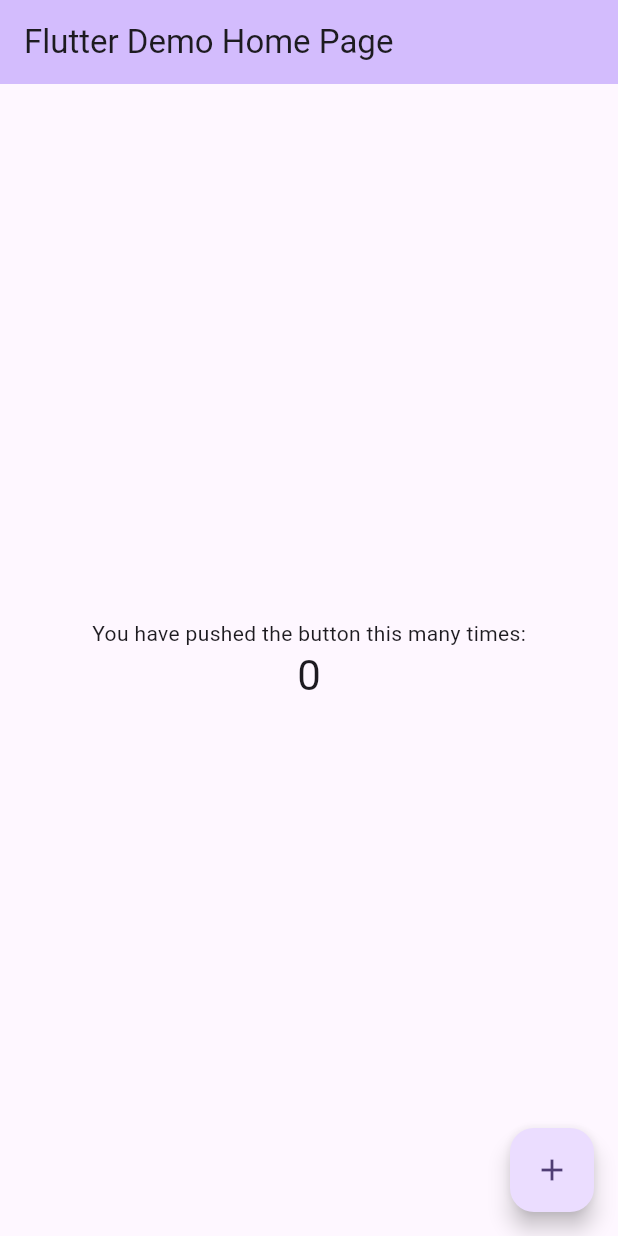
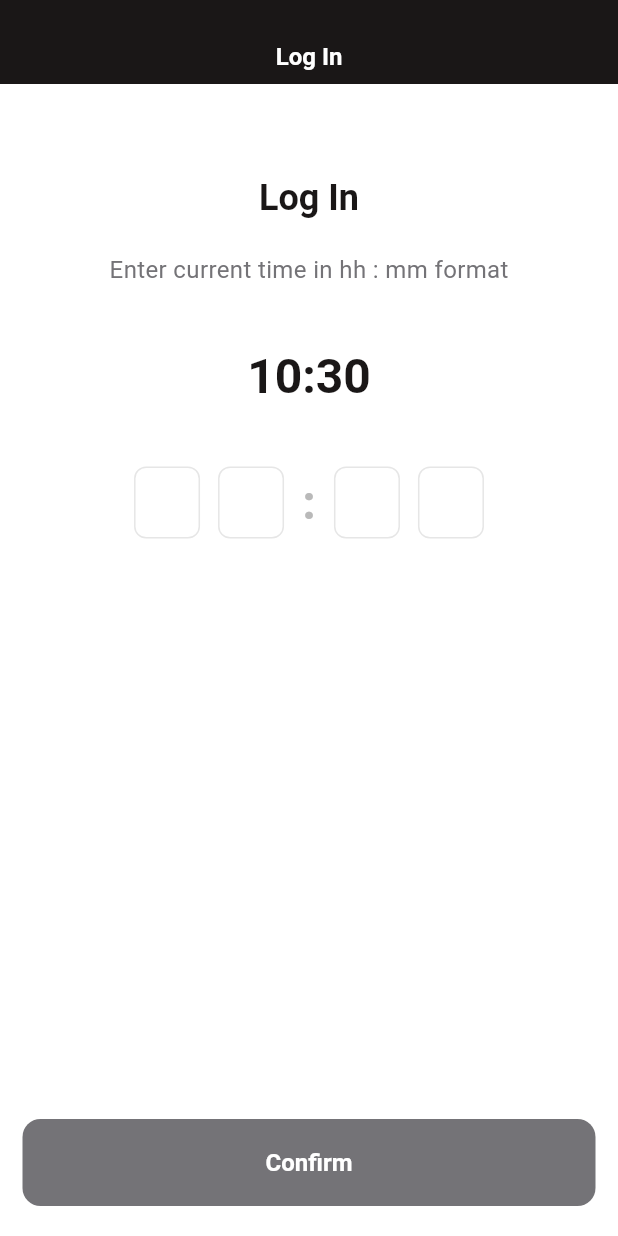
Before and after one commit to Sensornyy/noti, a Flutter app: the screen it shows after launch, on a phone screen of 412 x 824 dp. Run offline on Flutter 3.47's test engine with Material 3 defaults, Android fonts, the phone set to English and light mode, and no system bars; drawn by our look-alikes of pinput; our stand-ins replace flutter_bloc, freezed_annotation; generated files the repository leaves out were written again.

Commit message:
feature(auth): implement auth screen

```diff
--- /dev/null
+++ b/lib/core/shared_widgets/loading_indicator.dart
@@ -0,0 +1,11 @@
+import 'package:flutter/cupertino.dart';
+import 'package:noti/core/style/app_theme.dart';
+
+class LoadingIndicator extends StatelessWidget {
+  const LoadingIndicator({Key? key}) : super(key: key);
+
+  @override
+  Widget build(BuildContext context) {
+    return const CupertinoActivityIndicator(color: AppTheme.indicatorColor);
+  }
+}
--- /dev/null
+++ b/lib/core/shared_widgets/main_app_bar.dart
@@ -0,0 +1,22 @@
+import 'package:flutter/material.dart';
+
+class MainAppBar extends StatelessWidget implements PreferredSizeWidget {
+  const MainAppBar({required this.title, Key? key}) : super(key: key);
+
+  final String title;
+
+  static const double _topPadding = 20.0;
+
+  @override
+  Widget build(BuildContext context) {
+    return AppBar(
+      title: Padding(
+        padding: const EdgeInsets.only(top: _topPadding),
+        child: Text(title),
+      ),
+    );
+  }
+
+  @override
+  Size get preferredSize => const Size.fromHeight(kToolbarHeight);
+}
--- /dev/null
+++ b/lib/core/shared_widgets/main_button.dart
@@ -0,0 +1,32 @@
+import 'package:flutter/material.dart';
+
+class MainButton extends StatelessWidget {
+  const MainButton({required this.onPressed, required this.child, Key? key}) : super(key: key);
+
+  final void Function()? onPressed;
+  final Widget child;
+
+  static const double _height = 58.0;
+  static const double _borderRadius = 12.0;
+  static const double _padding = 15.0;
+
+  @override
+  Widget build(BuildContext context) {
+    return Padding(
+      padding: const EdgeInsets.symmetric(horizontal: _padding),
+      child: SizedBox(
+        height: _height,
+        width: double.infinity,
+        child: ElevatedButton(
+          style: ElevatedButton.styleFrom(
+            shape: RoundedRectangleBorder(
+              borderRadius: BorderRadius.circular(_borderRadius),
+            ),
+          ),
+          onPressed: onPressed,
+          child: child,
+        ),
+      ),
+    );
+  }
+}
--- /dev/null
+++ b/lib/features/auth/bloc/auth_bloc.dart
@@ -0,0 +1,40 @@
+import 'package:flutter_bloc/flutter_bloc.dart';
+import 'package:freezed_annotation/freezed_annotation.dart';
+import 'package:intl/intl.dart';
+
+part 'auth_event.dart';
+
+part 'auth_state.dart';
+
+part 'auth_bloc.freezed.dart';
+
+class AuthBloc extends Bloc<AuthEvent, AuthState> {
+  AuthBloc() : super(const AuthState.disabled()) {
+    const formatter = 'HHmm';
+    const duration = 750;
+    const pinLength = 4;
+
+    on<AuthEvent>((event, emit) async {
+      await event.when(logIn: (pin) async {
+        emit(const AuthState.loading());
+
+        DateTime now = DateTime.now();
+        String formattedTime = DateFormat(formatter).format(now);
+
+        await Future.delayed(const Duration(milliseconds: duration));
+
+        if (formattedTime == pin) {
+          emit(const AuthState.success());
+        } else {
+          emit(const AuthState.error());
+        }
+      }, toggle: (pin) {
+        if (pin.length < pinLength) {
+          emit(const AuthState.disabled());
+        } else {
+          emit(const AuthState.enabled());
+        }
+      });
+    });
+  }
+}
--- /dev/null
+++ b/lib/features/auth/bloc/auth_event.dart
@@ -0,0 +1,8 @@
+part of 'auth_bloc.dart';
+
+@freezed
+class AuthEvent with _$AuthEvent {
+  const factory AuthEvent.logIn(String pin) = _LogIn;
+
+  const factory AuthEvent.toggle(String pin) = _Toggle;
+}
--- /dev/null
+++ b/lib/features/auth/bloc/auth_state.dart
@@ -0,0 +1,14 @@
+part of 'auth_bloc.dart';
+
+@freezed
+class AuthState with _$AuthState {
+  const factory AuthState.loading() = _Loading;
+
+  const factory AuthState.disabled() = _Disabled;
+
+  const factory AuthState.enabled() = _Enabled;
+
+  const factory AuthState.error() = _Error;
+
+  const factory AuthState.success() = _Success;
+}
--- /dev/null
+++ b/lib/features/auth/screens/auth_screen.dart
@@ -0,0 +1,103 @@
+import 'package:flutter/cupertino.dart';
+import 'package:flutter/material.dart';
+import 'package:flutter_bloc/flutter_bloc.dart';
+import 'package:noti/core/shared_widgets/loading_indicator.dart';
+import 'package:noti/core/shared_widgets/main_app_bar.dart';
+import 'package:noti/core/shared_widgets/main_button.dart';
+import 'package:noti/core/style/app_theme.dart';
+import 'package:noti/features/auth/bloc/auth_bloc.dart';
+import 'package:noti/features/auth/widgets/error_bar_widget.dart';
+import 'package:noti/features/auth/widgets/pinput_widget.dart';
+import 'package:noti/features/auth/widgets/current_time_widget.dart';
+
+class AuthScreen extends StatelessWidget {
+  AuthScreen({Key? key}) : super(key: key);
+
+  static const String _title = 'Log In';
+  static const String _subtitle = 'Enter current time in hh : mm format';
+  static const double _subtitleSize = 16.0;
+  static const double _titlePadding = 60.0;
+  static const double _subtitlePadding = 20.0;
+  static const double _timePadding = 40.0;
+  final TextEditingController controller = TextEditingController();
+
+  @override
+  Widget build(BuildContext context) {
+    print('Build');
+    final authBloc = BlocProvider.of<AuthBloc>(context);
+
+    return SafeArea(
+      child: Scaffold(
+        appBar: const MainAppBar(
+          title: _title,
+        ),
+        body: Stack(
+          children: [
+            Center(
+              child: Column(
+                crossAxisAlignment: CrossAxisAlignment.center,
+                children: [
+                  Padding(
+                    padding: const EdgeInsets.only(top: _titlePadding),
+                    child: Text(
+                      _title,
+                      style: Theme.of(context).textTheme.headlineSmall,
+                    ),
+                  ),
+                  Padding(
+                    padding: const EdgeInsets.only(top: _subtitlePadding),
+                    child: Text(
+                      _subtitle,
+                      style: AppTheme.greyTextStyle.copyWith(fontSize: _subtitleSize),
+                    ),
+                  ),
+                  const Padding(
+                    padding: EdgeInsets.symmetric(vertical: _timePadding),
+                    child: CurrentTimeWidget(),
+                  ),
+                  PinputWidget(controller: controller),
+                ],
+              ),
+            ),
+            BlocBuilder<AuthBloc, AuthState>(
+              builder: (context, state) {
+                return state.maybeWhen(
+                  error: () => const Align(
+                    alignment: Alignment.bottomCenter,
+                    child: Padding(
+                      padding: EdgeInsets.only(bottom: AppTheme.errorBarPadding),
+                      child: ErrorBarWidget(),
+                    ),
+                  ),
+                  orElse: () => const SizedBox.shrink(),
+                );
+              },
+            ),
+            Align(
+              alignment: Alignment.bottomCenter,
+              child: Padding(
+                padding: const EdgeInsets.only(bottom: AppTheme.elevatedButtonPadding),
+                child: BlocBuilder<AuthBloc, AuthState>(
+                  builder: (context, state) {
+                    return MainButton(
+                      onPressed: state.maybeWhen(
+                        disabled: () => null,
+                        enabled: () => () => authBloc.add(AuthEvent.logIn(controller.text)),
+                        orElse: () => () {},
+                      ),
+                      child: state.maybeWhen(
+                        loading: () => const LoadingIndicator(),
+                        success: () => const Text('Success'),
+                        orElse: () => const Text('Confirm'),
+                      ),
+                    );
+                  },
+                ),
+              ),
+            ),
+          ],
+        ),
+      ),
+    );
+  }
+}
--- /dev/null
+++ b/lib/features/auth/widgets/current_time_widget.dart
@@ -0,0 +1,52 @@
+import 'dart:async';
+
+import 'package:flutter/material.dart';
+import 'package:intl/intl.dart';
+
+class CurrentTimeWidget extends StatefulWidget {
+  const CurrentTimeWidget({Key? key}) : super(key: key);
+
+  @override
+  State<CurrentTimeWidget> createState() => _CurrentTimeWidgetState();
+}
+
+class _CurrentTimeWidgetState extends State<CurrentTimeWidget> {
+  static const String dateFormat = 'HH:mm';
+  static const int duration = 1;
+
+  late DateTime currentTime;
+  late String formattedTime;
+  late int previousMinute;
+  late Timer timer;
+
+  @override
+  void initState() {
+    super.initState();
+    currentTime = DateTime.now();
+    previousMinute = currentTime.minute;
+    formattedTime = DateFormat(dateFormat).format(currentTime);
+    timer = Timer.periodic(const Duration(seconds: duration), (timer) {
+      currentTime = DateTime.now();
+      if (currentTime.minute != previousMinute) {
+        setState(() {
+          previousMinute = currentTime.minute;
+          formattedTime = DateFormat(dateFormat).format(currentTime);
+        });
+      }
+    });
+  }
+
+  @override
+  void dispose() {
+    timer.cancel();
+    super.dispose();
+  }
+
+  @override
+  Widget build(BuildContext context) {
+    return Text(
+      formattedTime,
+      style: Theme.of(context).textTheme.headlineLarge,
+    );
+  }
+}
--- /dev/null
+++ b/lib/features/auth/widgets/error_bar_widget.dart
@@ -0,0 +1,36 @@
+import 'package:flutter/material.dart';
+import 'package:noti/core/style/app_icons.dart';
+import 'package:noti/core/style/app_theme.dart';
+
+class ErrorBarWidget extends StatelessWidget {
+  const ErrorBarWidget({Key? key}) : super(key: key);
+
+  static const double _height = 48.0;
+  static const double _iconLeftPadding = 12.0;
+  static const double _iconRightPadding = 6.0;
+  static const String _errorText = 'The time is wrong. Try again.';
+
+  @override
+  Widget build(BuildContext context) {
+    return Container(
+      height: _height,
+      width: double.infinity,
+      color: AppTheme.errorBar,
+      child: const Row(
+        children: [
+          Padding(
+            padding: EdgeInsets.only(left: _iconLeftPadding, right: _iconRightPadding),
+            child: Icon(
+              AppIcons.error,
+              color: AppTheme.errorColor,
+            ),
+          ),
+          Text(
+            _errorText,
+            style: AppTheme.errorTextStyle,
+          )
+        ],
+      ),
+    );
+  }
+}
--- /dev/null
+++ b/lib/features/auth/widgets/pinput_widget.dart
@@ -0,0 +1,93 @@
+import 'package:flutter/cupertino.dart';
+import 'package:flutter/material.dart';
+import 'package:flutter/services.dart';
+import 'package:flutter_bloc/flutter_bloc.dart';
+import 'package:pinput/pinput.dart';
+import 'package:noti/core/style/app_theme.dart';
+import 'package:noti/features/auth/bloc/auth_bloc.dart';
+
+class PinputWidget extends StatefulWidget {
+  const PinputWidget({required this.controller, Key? key}) : super(key: key);
+
+  final TextEditingController controller;
+
+  @override
+  State<PinputWidget> createState() => _PinputExampleState();
+}
+
+class _PinputExampleState extends State<PinputWidget> {
+  static const double width = 44.0;
+  static const double height = 48.0;
+  static const double borderRadius = 8.0;
+  static const double separatorPadding = 12.0;
+  static const double separatorWidthOrRadius = 2.0;
+  static const double separatorHeight = 24.0;
+  static const int separatorIndex = 1;
+  static const String separator = ':';
+
+  final pinTheme = PinTheme(
+    width: width,
+    height: height,
+    textStyle: AppTheme.pinputTextStyle,
+    decoration: BoxDecoration(
+      borderRadius: BorderRadius.circular(borderRadius),
+      border: Border.all(color: AppTheme.pinputBorder),
+    ),
+  );
+
+  late final FocusNode focusNode;
+
+  @override
+  void initState() {
+    super.initState();
+    focusNode = FocusNode();
+  }
+
+  @override
+  void dispose() {
+    widget.controller.dispose();
+    focusNode.dispose();
+    super.dispose();
+  }
+
+  @override
+  Widget build(BuildContext context) {
+    final authBloc = BlocProvider.of<AuthBloc>(context);
+
+    return Column(
+      mainAxisAlignment: MainAxisAlignment.center,
+      children: [
+        Pinput(
+          inputFormatters: [FilteringTextInputFormatter.digitsOnly],
+          onTapOutside: (_) => focusNode.unfocus(),
+          onChanged: (pin) => authBloc.add(AuthEvent.toggle(pin)),
+          controller: widget.controller,
+          focusNode: focusNode,
+          defaultPinTheme: pinTheme,
+          separatorBuilder: (index) => index == separatorIndex
+              ? const Padding(
+                  padding: EdgeInsets.symmetric(horizontal: separatorPadding),
+                  child: Text(
+                    separator,
+                    style: AppTheme.pinputSeparatorStyle,
+                  ),
+                )
+              : const SizedBox(width: separatorPadding),
+          cursor: Container(
+            decoration: BoxDecoration(
+              color: AppTheme.textColor,
+              borderRadius: BorderRadius.circular(separatorWidthOrRadius),
+            ),
+            width: separatorWidthOrRadius,
+            height: separatorHeight,
+          ),
+          focusedPinTheme: pinTheme.copyWith(
+            decoration: pinTheme.decoration!.copyWith(
+              border: Border.all(color: AppTheme.pinputBorderFocused),
+            ),
+          ),
+        ),
+      ],
+    );
+  }
+}
--- a/lib/main.dart
+++ b/lib/main.dart
@@ -1,125 +1,28 @@
 import 'package:flutter/material.dart';
+import 'package:flutter_bloc/flutter_bloc.dart';
+import 'package:noti/core/style/app_theme.dart';
+import 'package:noti/features/auth/screens/auth_screen.dart';
 
-void main() {
-  runApp(const MyApp());
-}
+import 'features/auth/bloc/auth_bloc.dart';
 
-class MyApp extends StatelessWidget {
-  const MyApp({super.key});
+void main() => runApp(const NotiApp());
 
-  // This widget is the root of your application.
+class NotiApp extends StatelessWidget {
+  const NotiApp({Key? key}) : super(key: key);
+
   @override
   Widget build(BuildContext context) {
-    return MaterialApp(
-      title: 'Flutter Demo',
-      theme: ThemeData(
-        // This is the theme of your application.
-        //
-        // TRY THIS: Try running your application with "flutter run". You'll see
-        // the application has a blue toolbar. Then, without quitting the app,
-        // try changing the seedColor in the colorScheme below to Colors.green
-        // and then invoke "hot reload" (save your changes or press the "hot
-        // reload" button in a Flutter-supported IDE, or press "r" if you used
-        // the command line to start the app).
-        //
-        // Notice that the counter didn't reset back to zero; the application
-        // state is not lost during the reload. To reset the state, use hot
-        // restart instead.
-        //
-        // This works for code too, not just values: Most code changes can be
-        // tested with just a hot reload.
-        colorScheme: ColorScheme.fromSeed(seedColor: Colors.deepPurple),
-        useMaterial3: true,
+    return MultiBlocProvider(
+      providers: [
+        BlocProvider<AuthBloc>(
+          create: (context) => AuthBloc(),
+        )
+      ],
+      child: MaterialApp(
+        debugShowCheckedModeBanner: false,
+        theme: appTheme,
+        home: AuthScreen(),
       ),
-      home: const MyHomePage(title: 'Flutter Demo Home Page'),
     );
   }
 }
-
-class MyHomePage extends StatefulWidget {
-  const MyHomePage({super.key, required this.title});
-
-  // This widget is the home page of your application. It is stateful, meaning
-  // that it has a State object (defined below) that contains fields that affect
-  // how it looks.
-
-  // This class is the configuration for the state. It holds the values (in this
-  // case the title) provided by the parent (in this case the App widget) and
-  // used by the build method of the State. Fields in a Widget subclass are
-  // always marked "final".
-
-  final String title;
-
-  @override
-  State<MyHomePage> createState() => _MyHomePageState();
-}
-
-class _MyHomePageState extends State<MyHomePage> {
-  int _counter = 0;
-
-  void _incrementCounter() {
-    setState(() {
-      // This call to setState tells the Flutter framework that something has
-      // changed in this State, which causes it to rerun the build method below
-      // so that the display can reflect the updated values. If we changed
-      // _counter without calling setState(), then the build method would not be
-      // called again, and so nothing would appear to happen.
-      _counter++;
-    });
-  }
-
-  @override
-  Widget build(BuildContext context) {
-    // This method is rerun every time setState is called, for instance as done
-    // by the _incrementCounter method above.
-    //
-    // The Flutter framework has been optimized to make rerunning build methods
-    // fast, so that you can just rebuild anything that needs updating rather
-    // than having to individually change instances of widgets.
-    return Scaffold(
-      appBar: AppBar(
-        // TRY THIS: Try changing the color here to a specific color (to
-        // Colors.amber, perhaps?) and trigger a hot reload to see the AppBar
-        // change color while the other colors stay the same.
-        backgroundColor: Theme.of(context).colorScheme.inversePrimary,
-        // Here we take the value from the MyHomePage object that was created by
-        // the App.build method, and use it to set our appbar title.
-        title: Text(widget.title),
-      ),
-      body: Center(
-        // Center is a layout widget. It takes a single child and positions it
-        // in the middle of the parent.
-        child: Column(
-          // Column is also a layout widget. It takes a list of children and
-          // arranges them vertically. By default, it sizes itself to fit its
-          // children horizontally, and tries to be as tall as its parent.
-          //
-          // Column has various properties to control how it sizes itself and
-          // how it positions its children. Here we use mainAxisAlignment to
-          // center the children vertically; the main axis here is the vertical
-          // axis because Columns are vertical (the cross axis would be
-          // horizontal).
-          //
-          // TRY THIS: Invoke "debug painting" (choose the "Toggle Debug Paint"
-          // action in the IDE, or press "p" in the console), to see the
-          // wireframe for each widget.
-          mainAxisAlignment: MainAxisAlignment.center,
-          children: <Widget>[
-            const Text(
-              'You have pushed the button this many times:',
-            ),
-            Text(
-              '$_counter',
-              style: Theme.of(context).textTheme.headlineMedium,
-            ),
-          ],
-        ),
-      ),
-      floatingActionButton: FloatingActionButton(
-        onPressed: _incrementCounter,
-        tooltip: 'Increment',
-        child: const Icon(Icons.add),
-      ), // This trailing comma makes auto-formatting nicer for build methods.
-    );
-  }
-}
```
